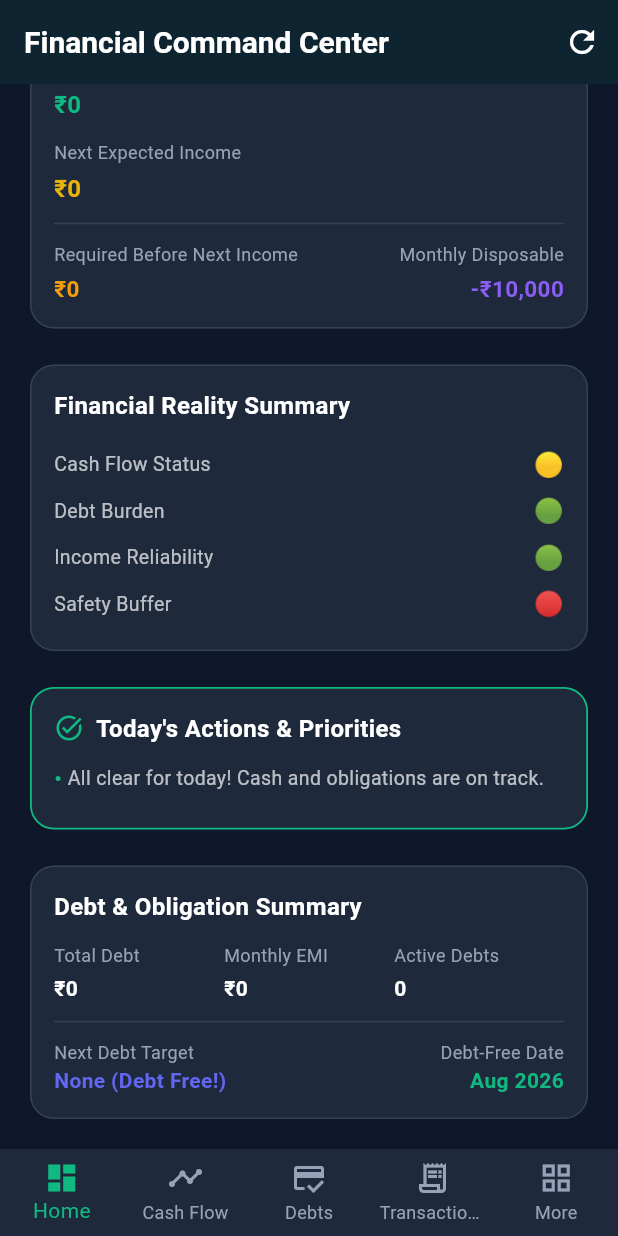
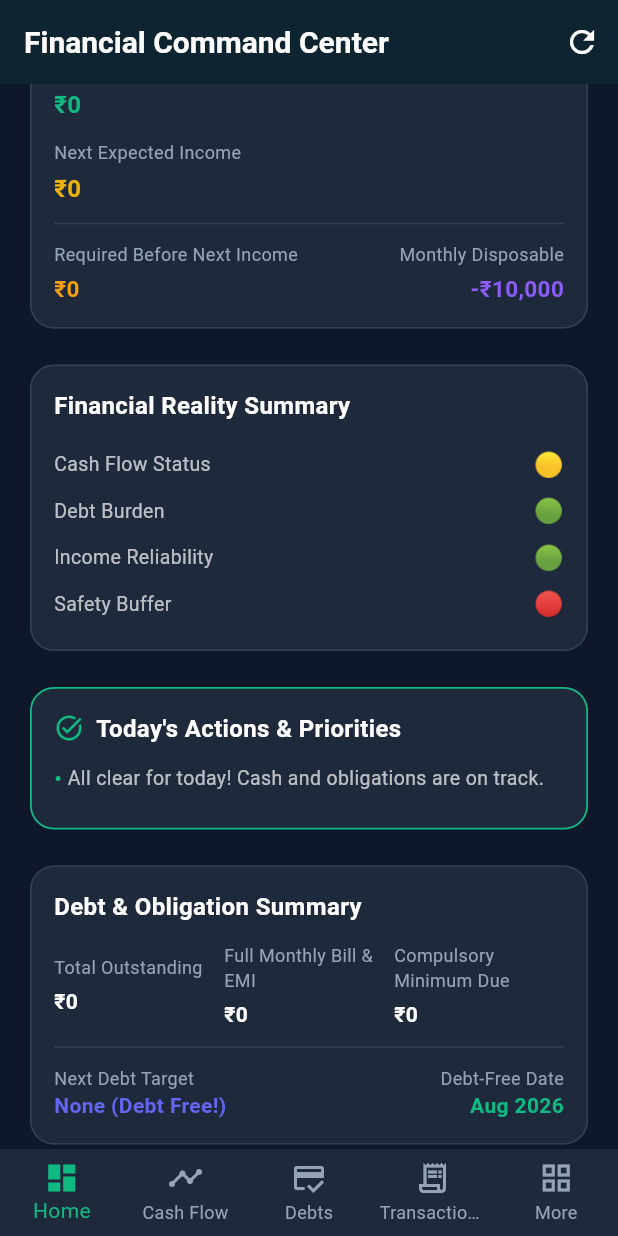
Before and after one commit to akhilprakash634/financial-freedom, a Flutter app: the screen it shows after launch, scrolled down 266 dp, on a phone screen of 412 x 824 dp. Run offline on Flutter 3.47's test engine with Material 3 defaults, Android fonts, the phone set to English and light mode, and no system bars; our stand-ins replace drift, flutter_riverpod, go_router; accounts and stored records are empty; generated files the repository leaves out were written again.

Commit message:
Support negative available credit limits and display Compulsory Minimum Due stat in Dashboard

```diff
--- a/lib/domain/models/financial_snapshot.dart
+++ b/lib/domain/models/financial_snapshot.dart
@@ -29,6 +29,7 @@ class FinancialSnapshot {
 
   final double totalDebt;
   final double totalMonthlyDebtPayment;
+  final double minimumRequiredDebtPayment; // Compulsory EMI + Card Minimum Due
   final int activeDebtCount;
   final String nextDebtTarget;
   final DateTime? projectedDebtFreeDate;
@@ -60,6 +61,7 @@ class FinancialSnapshot {
     required this.financialRealityIndicators,
     required this.totalDebt,
     required this.totalMonthlyDebtPayment,
+    required this.minimumRequiredDebtPayment,
     required this.activeDebtCount,
     required this.nextDebtTarget,
     this.projectedDebtFreeDate,
--- a/lib/presentation/screens/dashboard_screen.dart
+++ b/lib/presentation/screens/dashboard_screen.dart
@@ -377,7 +377,7 @@ class DashboardScreen extends ConsumerWidget {
                 ),
                 const SizedBox(height: 16),
 
-                // 7. Debt Summary
+                // 7. Debt & Obligation Summary Header with Minimum Due
                 Card(
                   color: AppTheme.cardDark,
                   child: Padding(
@@ -390,9 +390,9 @@ class DashboardScreen extends ConsumerWidget {
                         Row(
                           mainAxisAlignment: MainAxisAlignment.spaceBetween,
                           children: [
-                            Expanded(child: _buildDebtStat('Total Debt', CurrencyFormatter.format(snapshot.totalDebt, currencySymbol: currency))),
-                            Expanded(child: _buildDebtStat('Monthly EMI', CurrencyFormatter.format(snapshot.totalMonthlyDebtPayment, currencySymbol: currency))),
-                            Expanded(child: _buildDebtStat('Active Debts', '${snapshot.activeDebtCount}')),
+                            Expanded(child: _buildDebtStat('Total Outstanding', CurrencyFormatter.format(snapshot.totalDebt, currencySymbol: currency))),
+                            Expanded(child: _buildDebtStat('Full Monthly Bill & EMI', CurrencyFormatter.format(snapshot.totalMonthlyDebtPayment, currencySymbol: currency))),
+                            Expanded(child: _buildDebtStat('Compulsory Minimum Due', CurrencyFormatter.format(snapshot.minimumRequiredDebtPayment, currencySymbol: currency))),
                           ],
                         ),
                         const Divider(height: 24, color: Color(0xFF334155)),
```
Also changed, not shown: lib/domain/services/financial_engine.dart (+23 -11 lines), lib/presentation/screens/debts_screen.dart (+13 -3 lines).
